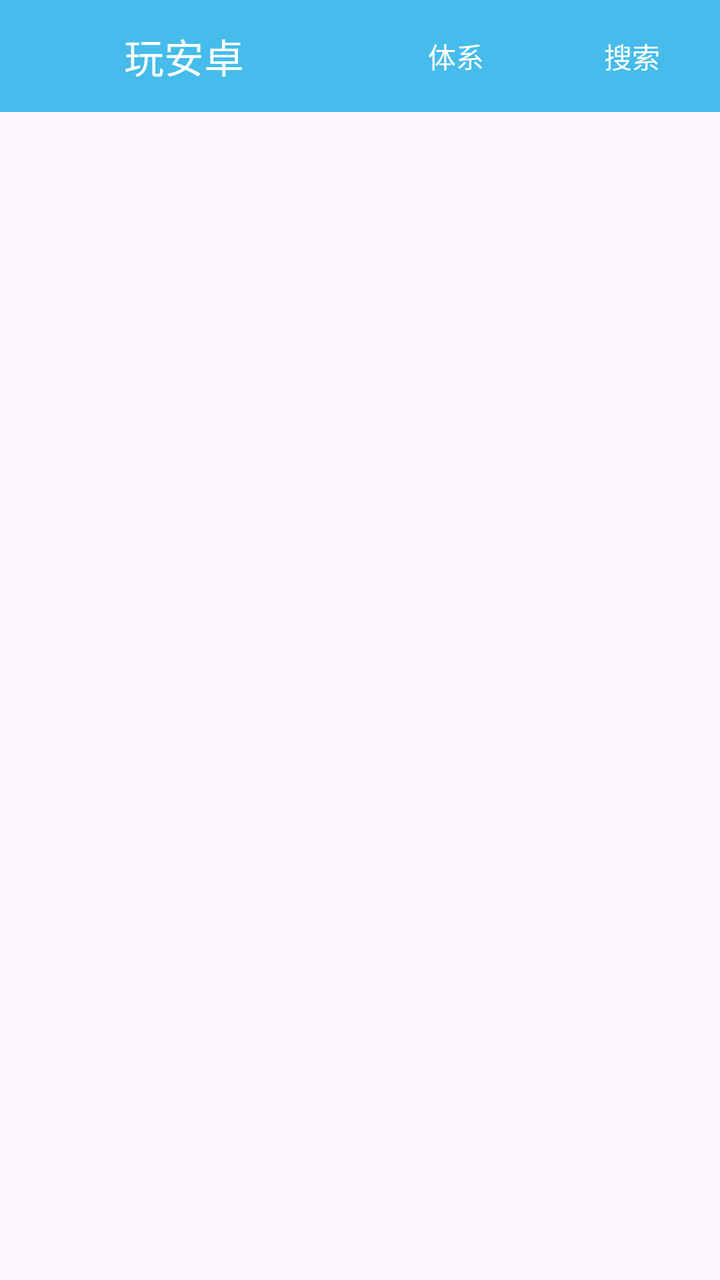
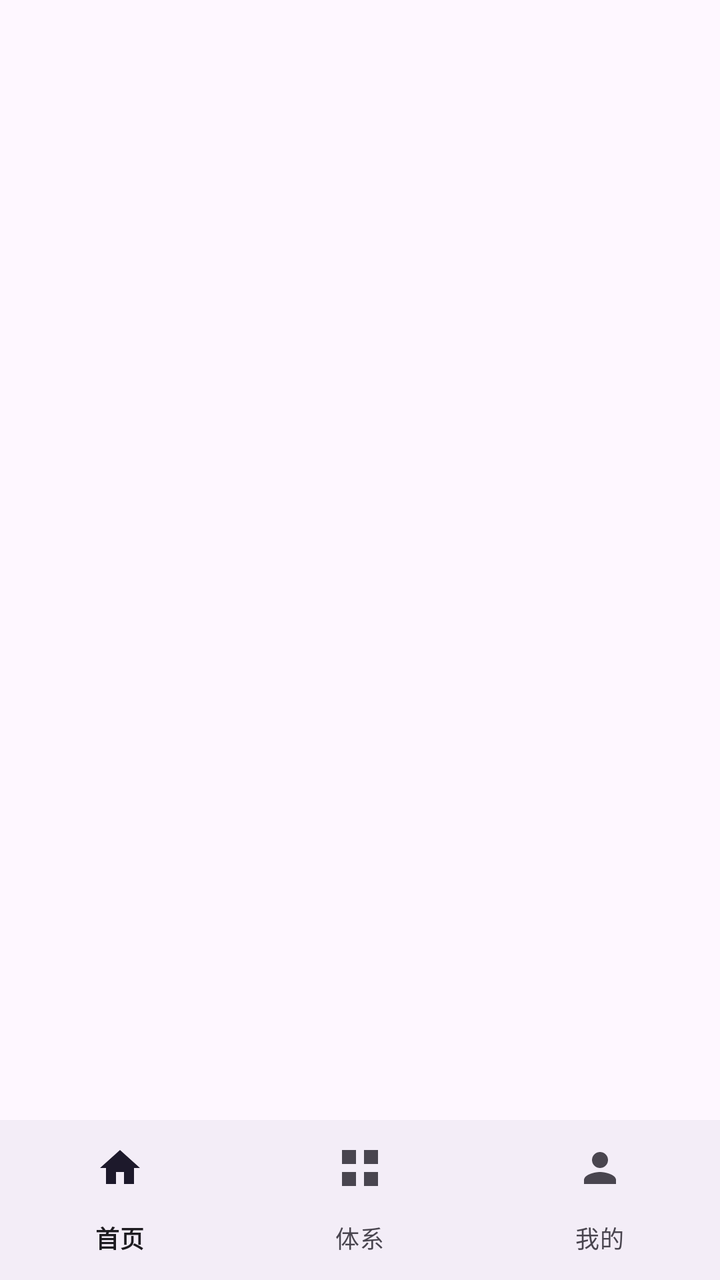

Screens rendered from an Android XML layout before and after an edit, with the pre-edit source and the edit as a unified diff.
<!-- AndroidManifest.xml: application theme Theme.Wanandroid -->
<!-- res/layout/activity_main.xml -->
<?xml version="1.0" encoding="utf-8"?>
<LinearLayout xmlns:android="http://schemas.android.com/apk/res/android"
    android:id="@+id/root"
    android:layout_width="match_parent"
    android:layout_height="match_parent"
    android:background="?attr/colorSurface"
    android:orientation="vertical">

    <LinearLayout
        android:layout_width="match_parent"
        android:layout_height="56dp"
        android:orientation="horizontal"
        android:gravity="center_vertical"
        android:background="#45BCEB">

        <TextView
            android:layout_width="0dp"
            android:layout_height="wrap_content"
            android:layout_weight="1"
            android:gravity="center"
            android:text="@string/home_title"
            android:textColor="#FFFFFF"
            android:textSize="20sp" />

        <Button
            android:id="@+id/button_knowledge"
            style="?attr/borderlessButtonStyle"
            android:layout_width="wrap_content"
            android:layout_height="match_parent"
            android:text="@string/knowledge_action"
            android:textColor="#FFFFFF" />

        <Button
            android:id="@+id/button_search_articles"
            style="?attr/borderlessButtonStyle"
            android:layout_width="wrap_content"
            android:layout_height="match_parent"
            android:text="@string/search_action"
            android:textColor="#FFFFFF" />
    </LinearLayout>




    <FrameLayout
        android:layout_width="match_parent"
        android:layout_height="0dp"
        android:layout_weight="1">

        <androidx.recyclerview.widget.RecyclerView
            android:id="@+id/recycler_articles"
            android:layout_width="match_parent"
            android:layout_height="match_parent"
            android:clipToPadding="false"
            android:paddingBottom="8dp" />

        <ProgressBar
            android:id="@+id/progress_loading"
            android:layout_width="48dp"
            android:layout_height="48dp"
            android:layout_gravity="center"
            android:visibility="gone" />

        <LinearLayout
            android:id="@+id/layout_message"
            android:layout_width="match_parent"
            android:layout_height="wrap_content"
            android:layout_gravity="center"
            android:gravity="center"
            android:orientation="vertical"
            android:padding="24dp"
            android:visibility="gone">

            <TextView
                android:id="@+id/text_message"
                android:layout_width="match_parent"
                android:layout_height="wrap_content"
                android:gravity="center"
                android:textColor="?android:attr/textColorPrimary"
                android:textSize="16sp" />

            <Button
                android:id="@+id/button_retry"
                android:layout_width="wrap_content"
                android:layout_height="wrap_content"
                android:layout_marginTop="16dp"
                android:text="@string/retry" />
        </LinearLayout>
    </FrameLayout>
</LinearLayout>
<!-- resources referenced by this layout -->
<resources>
  <string name="home_title">玩安卓</string>
  <string name="knowledge_action">体系</string>
  <string name="retry">重新加载</string>
  <string name="search_action">搜索</string>
  <style name="Theme.Wanandroid" parent="Base.Theme.Wanandroid" />
  <style name="Base.Theme.Wanandroid" parent="Theme.Material3.DayNight.NoActionBar">
          
          
      </style>
</resources>

<!-- the commit's change to res/layout/activity_main.xml (unified diff, before → after) -->
@@ -1,90 +1,22 @@
 <?xml version="1.0" encoding="utf-8"?>
 <LinearLayout xmlns:android="http://schemas.android.com/apk/res/android"
+    xmlns:app="http://schemas.android.com/apk/res-auto"
     android:id="@+id/root"
     android:layout_width="match_parent"
     android:layout_height="match_parent"
     android:background="?attr/colorSurface"
     android:orientation="vertical">
 
-    <LinearLayout
-        android:layout_width="match_parent"
-        android:layout_height="56dp"
-        android:orientation="horizontal"
-        android:gravity="center_vertical"
-        android:background="#45BCEB">
-
-        <TextView
-            android:layout_width="0dp"
-            android:layout_height="wrap_content"
-            android:layout_weight="1"
-            android:gravity="center"
-            android:text="@string/home_title"
-            android:textColor="#FFFFFF"
-            android:textSize="20sp" />
-
-        <Button
-            android:id="@+id/button_knowledge"
-            style="?attr/borderlessButtonStyle"
-            android:layout_width="wrap_content"
-            android:layout_height="match_parent"
-            android:text="@string/knowledge_action"
-            android:textColor="#FFFFFF" />
-
-        <Button
-            android:id="@+id/button_search_articles"
-            style="?attr/borderlessButtonStyle"
-            android:layout_width="wrap_content"
-            android:layout_height="match_parent"
-            android:text="@string/search_action"
-            android:textColor="#FFFFFF" />
-    </LinearLayout>
-
-
-
-
-    <FrameLayout
+    <androidx.fragment.app.FragmentContainerView
+        android:id="@+id/fragment_container"
         android:layout_width="match_parent"
         android:layout_height="0dp"
-        android:layout_weight="1">
+        android:layout_weight="1" />
 
-        <androidx.recyclerview.widget.RecyclerView
-            android:id="@+id/recycler_articles"
-            android:layout_width="match_parent"
-            android:layout_height="match_parent"
-            android:clipToPadding="false"
-            android:paddingBottom="8dp" />
-
-        <ProgressBar
-            android:id="@+id/progress_loading"
-            android:layout_width="48dp"
-            android:layout_height="48dp"
-            android:layout_gravity="center"
-            android:visibility="gone" />
-
-        <LinearLayout
-            android:id="@+id/layout_message"
-            android:layout_width="match_parent"
-            android:layout_height="wrap_content"
-            android:layout_gravity="center"
-            android:gravity="center"
-            android:orientation="vertical"
-            android:padding="24dp"
-            android:visibility="gone">
-
-            <TextView
-                android:id="@+id/text_message"
-                android:layout_width="match_parent"
-                android:layout_height="wrap_content"
-                android:gravity="center"
-                android:textColor="?android:attr/textColorPrimary"
-                android:textSize="16sp" />
-
-            <Button
-                android:id="@+id/button_retry"
-                android:layout_width="wrap_content"
-                android:layout_height="wrap_content"
-                android:layout_marginTop="16dp"
-                android:text="@string/retry" />
-        </LinearLayout>
-    </FrameLayout>
+    <com.google.android.material.bottomnavigation.BottomNavigationView
+        android:id="@+id/bottom_navigation"
+        android:layout_width="match_parent"
+        android:layout_height="wrap_content"
+        app:labelVisibilityMode="labeled"
+        app:menu="@menu/main_bottom_navigation" />
 </LinearLayout>
<!-- resource entries referenced after the edit -->
@@ -1,9 +1,5 @@
 <!-- resources referenced by this layout -->
 <resources>
-  <string name="home_title">玩安卓</string>
-  <string name="knowledge_action">体系</string>
-  <string name="retry">重新加载</string>
-  <string name="search_action">搜索</string>
   <style name="Theme.Wanandroid" parent="Base.Theme.Wanandroid" />
   <style name="Base.Theme.Wanandroid" parent="Theme.Material3.DayNight.NoActionBar">
           
